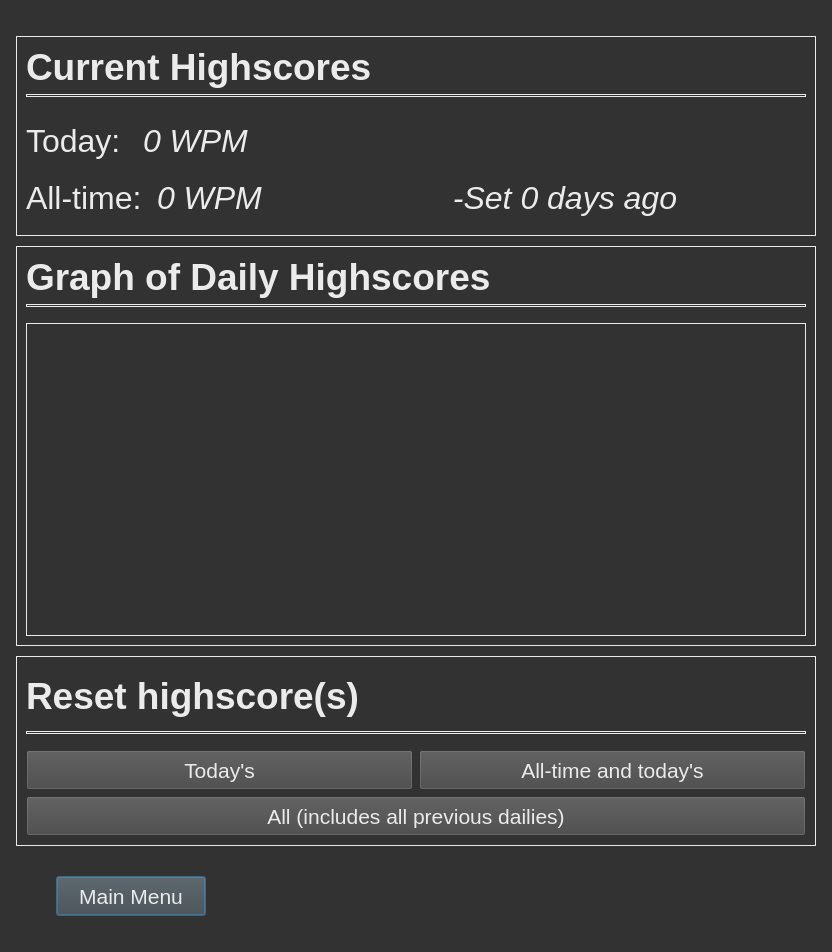
Rolv-Apneseth/ps-typer, file speed-typer/source_ui/statsWindow.ui: the form before one commit.
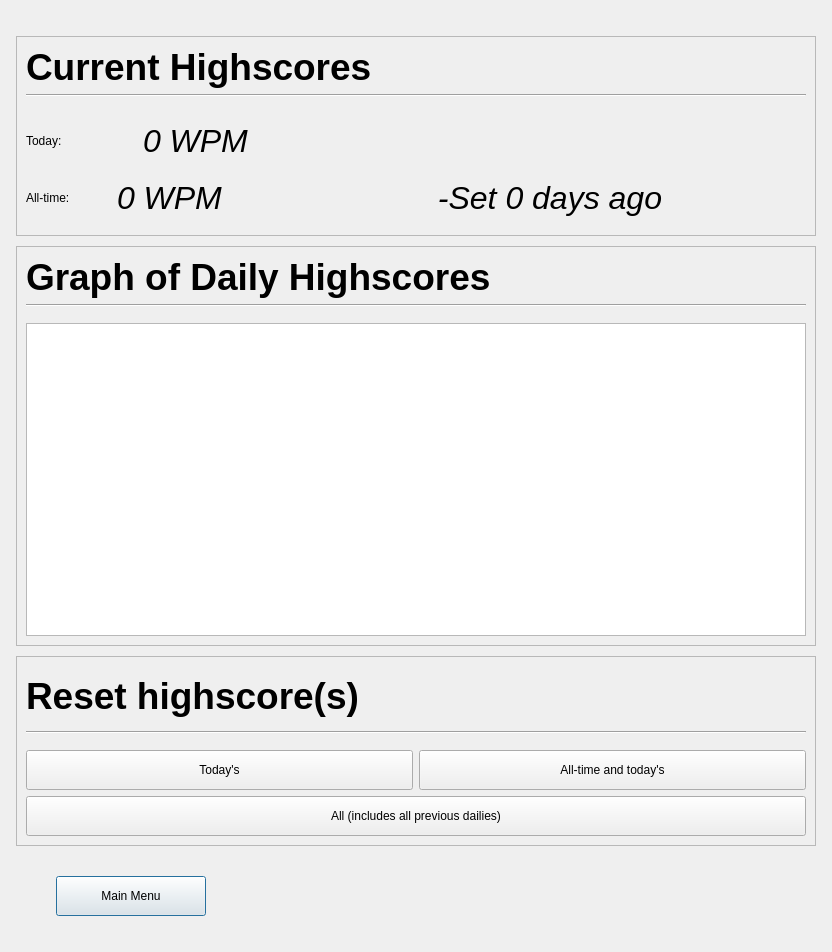
The form after the commit. Custom widgets are drawn as their Qt base class.

Commit message: Removed stylesheets from ui files other than the main ui file as they don't need to each have the same stylesheet

The edit to the form file:
```diff
--- a/speed-typer/source_ui/statsWindow.ui
+++ b/speed-typer/source_ui/statsWindow.ui
@@ -13,35 +13,6 @@
   <property name="windowTitle">
    <string>Stats</string>
   </property>
-  <property name="styleSheet">
-   <string notr="true">QWidget {
-	background: rgb(50, 50, 50);
-	color: rgb(235, 235, 235);
-	font-size: 24pt;
-}
-
-QFrame {	
-	border: 1px solid rgb(235, 235, 235);
-}
-
-QPushButton, QComboBox {	
-	background: rgb(70, 70, 70);
-	font-size: 16pt;
-}
-
-QPushButton::hover, QComboBox::hover {
-	background: rgb(90, 90, 90)
-}
-
-QLabel {
-	background: transparent;
-	border: none;
-}
-
-QFrame[frameShape=&quot;4&quot;] {
-    background-color: rgb(235, 235, 235);
-}</string>
-  </property>
   <layout class="QHBoxLayout" name="horizontalLayout_4">
    <item>
     <spacer name="horizontalSpacer">
```
The commit also changes 7 other files.
